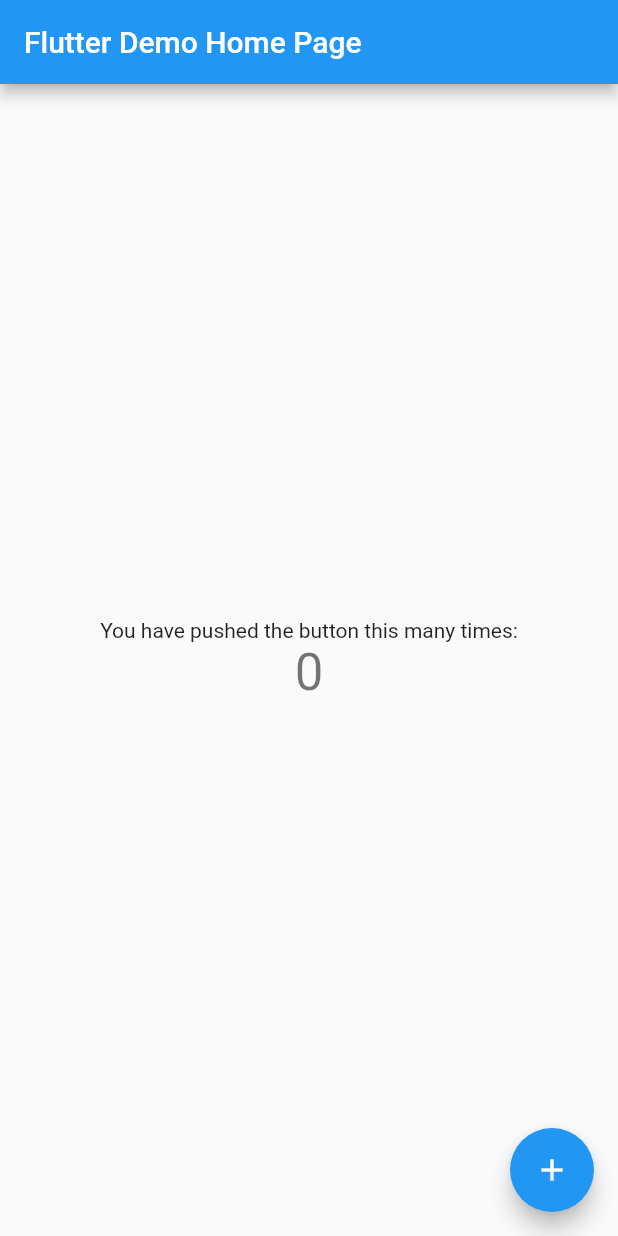
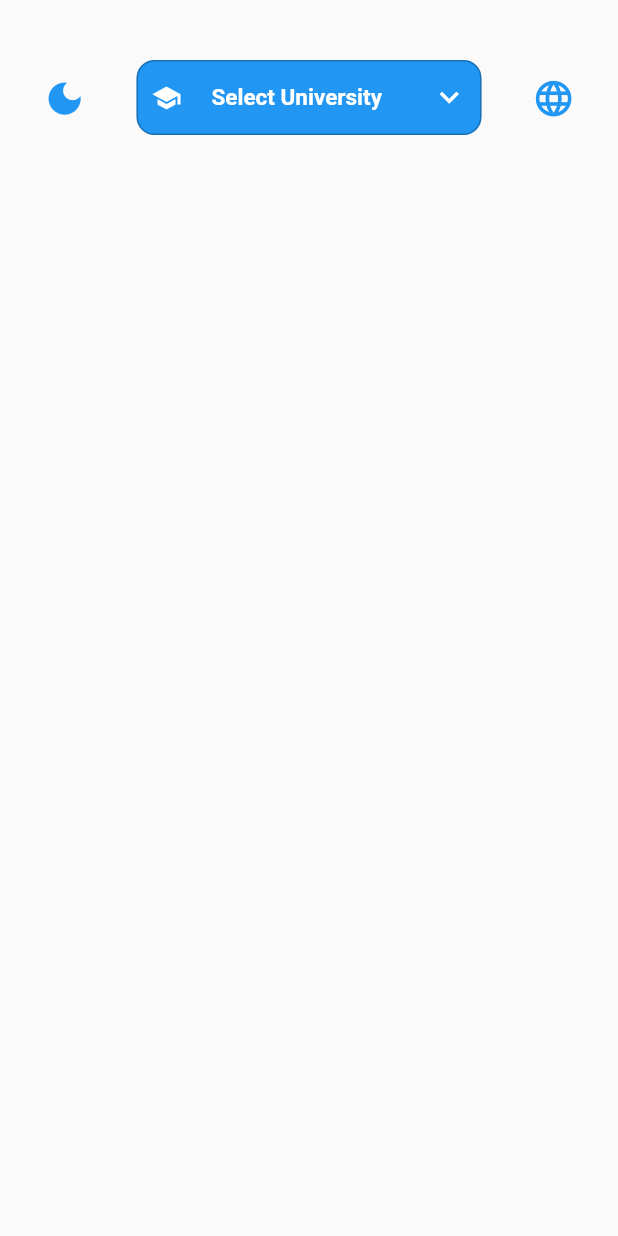
Before and after one commit to m0hammad2Z/uni_weather, a Flutter app: the screen it shows after launch, on a phone screen of 412 x 824 dp. Run offline on Flutter 3.47's test engine with Material 2 defaults, Android fonts, the phone set to English and light mode, and no system bars; drawn by our look-alikes of dropdown_button2.

Commit message:
main edit

```diff
--- /dev/null
+++ b/lib/AppLibrary.dart
@@ -0,0 +1,117 @@
+import 'package:flutter/material.dart';
+import 'package:dropdown_button2/dropdown_button2.dart';
+
+String? selectedValue;
+List<String> items = [
+  'Hashemite University HU',
+  'University of Jordan JU',
+];
+Widget orignalAppButton = Container(
+  margin: EdgeInsets.only(top: 40, left: 7, right: 7),
+  child: Column(
+    children: [
+      Row(
+        mainAxisAlignment: MainAxisAlignment.spaceAround,
+        children: [
+          IconButton(
+            iconSize: 28.5,
+            color: Colors.blue,
+            onPressed: () {},
+            icon: Icon(Icons.dark_mode_sharp),
+          ),
+          /////////////////////////
+          DropdownButtonHideUnderline(
+            child: DropdownButton2(
+              isExpanded: true,
+              hint: Row(
+                mainAxisAlignment: MainAxisAlignment.spaceEvenly,
+                children: const [
+                  Icon(
+                    Icons.school_sharp,
+                    size: 20,
+                    color: Colors.white,
+                  ),
+                  SizedBox(
+                    width: 20,
+                  ),
+                  Expanded(
+                    child: Text(
+                      'Select University',
+                      style: TextStyle(
+                        fontSize: 15,
+                        fontWeight: FontWeight.bold,
+                        color: Colors.white,
+                      ),
+                      overflow: TextOverflow.ellipsis,
+                    ),
+                  ),
+                ],
+              ),
+              items: items
+                  .map((item) => DropdownMenuItem<String>(
+                        value: item,
+                        child: Text(
+                          item,
+                          style: const TextStyle(
+                            fontSize: 14,
+                            fontWeight: FontWeight.bold,
+                            color: Colors.black,
+                          ),
+                          overflow: TextOverflow.ellipsis,
+                        ),
+                      ))
+                  .toList(),
+              value: selectedValue,
+              onChanged: (value) {
+                setState() {
+                  selectedValue = value as String;
+                }
+
+                ;
+              },
+              icon: const Icon(
+                Icons.keyboard_arrow_down_outlined,
+              ),
+              iconSize: 25,
+              iconEnabledColor: Colors.white,
+              iconDisabledColor: Colors.grey,
+              buttonHeight: 50,
+              buttonWidth: 230,
+              buttonPadding: const EdgeInsets.only(left: 9, right: 8),
+              buttonDecoration: BoxDecoration(
+                borderRadius: BorderRadius.circular(12),
+                border: Border.all(
+                  color: Colors.black26,
+                ),
+                color: Colors.blue,
+              ),
+              buttonElevation: 5,
+              itemHeight: 45,
+              itemPadding: const EdgeInsets.only(left: 20, right: 14),
+              dropdownMaxHeight: 200,
+              dropdownWidth: 230,
+              dropdownPadding: null,
+              dropdownDecoration: BoxDecoration(
+                borderRadius: BorderRadius.circular(7),
+                color: Colors.cyan,
+              ),
+              dropdownElevation: 8,
+              scrollbarRadius: const Radius.circular(40),
+              scrollbarThickness: 6,
+              scrollbarAlwaysShow: true,
+              offset: const Offset(0, 0),
+            ),
+          ),
+          ////////////////////////////////
+          IconButton(
+            iconSize: 28.5,
+            color: Colors.blue,
+            onPressed: () {},
+            icon: Icon(Icons.language),
+          ),
+        ],
+      ),
+
+    ],
+  ),
+);
--- /dev/null
+++ b/lib/HomePage.dart
@@ -0,0 +1,18 @@
+import 'package:flutter/material.dart';
+import 'package:uni_weathar/AppLibrary.dart';
+
+class HomePage extends StatefulWidget {
+  HomePage({Key? key}) : super(key: key);
+
+  @override
+  State<HomePage> createState() => _HomePageState();
+}
+
+class _HomePageState extends State<HomePage> {
+  @override
+  Widget build(BuildContext context) {
+    return Scaffold(
+      body: orignalAppButton,
+    );
+  }
+}
--- a/lib/main.dart
+++ b/lib/main.dart
@@ -1,4 +1,6 @@
 import 'package:flutter/material.dart';
+import 'package:uni_weathar/HomePage.dart';
+
 
 void main() {
   runApp(const MyApp());
@@ -7,109 +9,14 @@
 class MyApp extends StatelessWidget {
   const MyApp({Key? key}) : super(key: key);
 
-  // This widget is the root of your application.
   @override
   Widget build(BuildContext context) {
     return MaterialApp(
-      title: 'Flutter Demo',
-      theme: ThemeData(
-        // This is the theme of your application.
-        //
-        // Try running your application with "flutter run". You'll see the
-        // application has a blue toolbar. Then, without quitting the app, try
-        // changing the primarySwatch below to Colors.green and then invoke
-        // "hot reload" (press "r" in the console where you ran "flutter run",
-        // or simply save your changes to "hot reload" in a Flutter IDE).
-        // Notice that the counter didn't reset back to zero; the application
-        // is not restarted.
-        primarySwatch: Colors.blue,
-      ),
-      home: const MyHomePage(title: 'Flutter Demo Home Page'),
+      debugShowCheckedModeBanner: false,
+      //theme: ThemeData(
+      //  primarySwatch: Colors.blue,
+      //),
+      home: HomePage(),
     );
   }
 }
-
-class MyHomePage extends StatefulWidget {
-  const MyHomePage({Key? key, required this.title}) : super(key: key);
-
-  // This widget is the home page of your application. It is stateful, meaning
-  // that it has a State object (defined below) that contains fields that affect
-  // how it looks.
-
-  // This class is the configuration for the state. It holds the values (in this
-  // case the title) provided by the parent (in this case the App widget) and
-  // used by the build method of the State. Fields in a Widget subclass are
-  // always marked "final".
-
-  final String title;
-
-  @override
-  State<MyHomePage> createState() => _MyHomePageState();
-}
-
-class _MyHomePageState extends State<MyHomePage> {
-  int _counter = 0;
-
-  void _incrementCounter() {
-    setState(() {
-      // This call to setState tells the Flutter framework that something has
-      // changed in this State, which causes it to rerun the build method below
-      // so that the display can reflect the updated values. If we changed
-      // _counter without calling setState(), then the build method would not be
-      // called again, and so nothing would appear to happen.
-      _counter++;
-    });
-  }
-
-  @override
-  Widget build(BuildContext context) {
-    // This method is rerun every time setState is called, for instance as done
-    // by the _incrementCounter method above.
-    //
-    // The Flutter framework has been optimized to make rerunning build methods
-    // fast, so that you can just rebuild anything that needs updating rather
-    // than having to individually change instances of widgets.
-    return Scaffold(
-      appBar: AppBar(
-        // Here we take the value from the MyHomePage object that was created by
-        // the App.build method, and use it to set our appbar title.
-        title: Text(widget.title),
-      ),
-      body: Center(
-        // Center is a layout widget. It takes a single child and positions it
-        // in the middle of the parent.
-        child: Column(
-          // Column is also a layout widget. It takes a list of children and
-          // arranges them vertically. By default, it sizes itself to fit its
-          // children horizontally, and tries to be as tall as its parent.
-          //
-          // Invoke "debug painting" (press "p" in the console, choose the
-          // "Toggle Debug Paint" action from the Flutter Inspector in Android
-          // Studio, or the "Toggle Debug Paint" command in Visual Studio Code)
-          // to see the wireframe for each widget.
-          //
-          // Column has various properties to control how it sizes itself and
-          // how it positions its children. Here we use mainAxisAlignment to
-          // center the children vertically; the main axis here is the vertical
-          // axis because Columns are vertical (the cross axis would be
-          // horizontal).
-          mainAxisAlignment: MainAxisAlignment.center,
-          children: <Widget>[
-            const Text(
-              'You have pushed the button this many times:',
-            ),
-            Text(
-              '$_counter',
-              style: Theme.of(context).textTheme.headline4,
-            ),
-          ],
-        ),
-      ),
-      floatingActionButton: FloatingActionButton(
-        onPressed: _incrementCounter,
-        tooltip: 'Increment',
-        child: const Icon(Icons.add),
-      ), // This trailing comma makes auto-formatting nicer for build methods.
-    );
-  }
-}
--- a/pubspec.yaml
+++ b/pubspec.yaml
@@ -34,6 +34,7 @@
   # The following adds the Cupertino Icons font to your application.
   # Use with the CupertinoIcons class for iOS style icons.
   cupertino_icons: ^1.0.2
+  dropdown_button2: ^1.2.2
 
 dev_dependencies:
   flutter_test:
```
